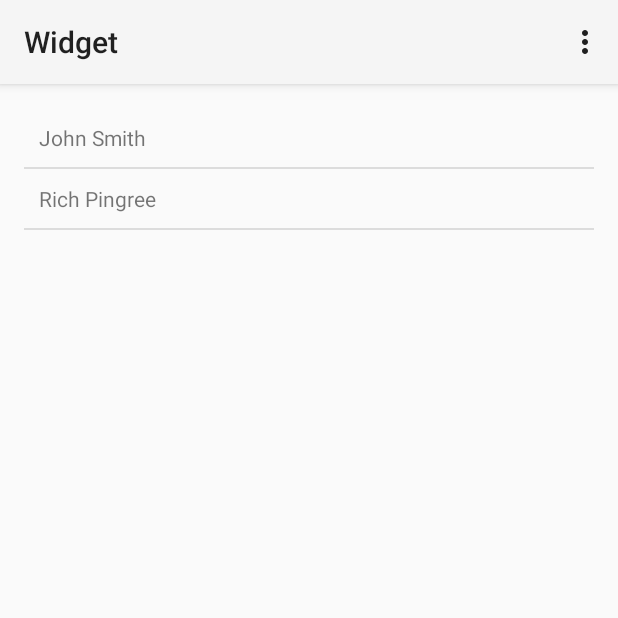
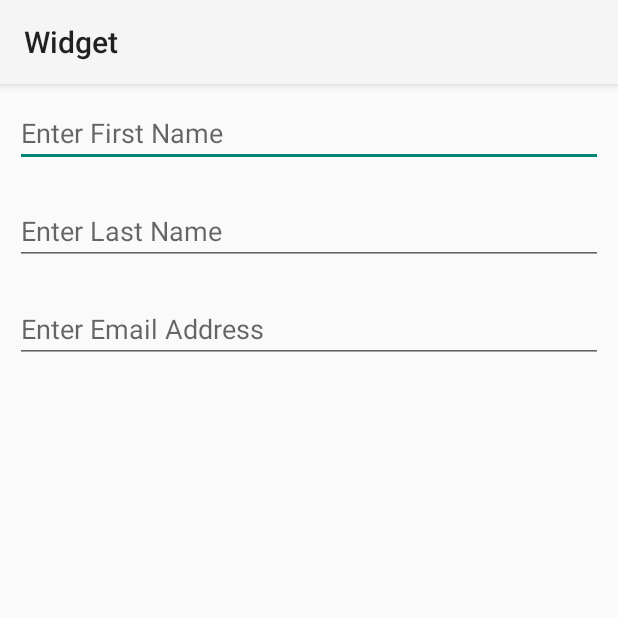
Before and after one commit to richpingree/MDF3, an Android app: the screen it shows after launch (MainActivity before the commit, FormActivity after it), in the options menu, after a tap on "Add", on a phone screen of 412 x 824 dp, the top half of it. Run offline under Robolectric (Android 15) with nearby library versions, the phone set to English and light mode, and no system bars.

Commit message:
created FormActivity and FormFragment
created FormActivity and FormFragment, coded update list method, also
created xml files for activity and fragment

```diff
--- a/Widget/app/src/main/AndroidManifest.xml
+++ b/Widget/app/src/main/AndroidManifest.xml
@@ -20,6 +20,10 @@
         <activity
             android:name=".DetailActivity">
         </activity>
+
+        <activity
+            android:name=".FormActivity">
+        </activity>
     </application>
 
 </manifest>
--- /dev/null
+++ b/Widget/app/src/main/java/com/richardpingree/widget/FormActivity.java
@@ -0,0 +1,37 @@
+package com.richardpingree.widget;
+
+import android.app.Activity;
+import android.content.Intent;
+import android.os.Bundle;
+
+import com.richardpingree.widget.Fragments.FormFragment;
+
+/**
+ * Created by richardpingree on 3/15/15.
+ */
+public class FormActivity extends Activity implements FormFragment.FormListener {
+
+    private final String TAG = "FormActivity";
+
+    Person newPerson;
+
+    @Override
+    protected void onCreate(Bundle savedInstanceState) {
+        super.onCreate(savedInstanceState);
+        setContentView(R.layout.activity_form);
+
+        if(savedInstanceState == null){
+            getFragmentManager().beginTransaction().add(R.id.container, new FormFragment()).commit();
+        }
+    }
+
+    @Override
+    public void addEntry(Person newPerson) {
+        Intent returnIntent = new Intent();
+        returnIntent.putExtra(MainActivity.ADDPERSONEXTRAFIRST, newPerson.mFirst);
+        returnIntent.putExtra(MainActivity.ADDPERSONEXTRALAST, newPerson.mLast);
+        returnIntent.putExtra(MainActivity.ADDPERSONEXTRAEMAIL, newPerson.mEmail);
+        setResult(RESULT_OK, returnIntent);
+        finish();
+    }
+}
--- /dev/null
+++ b/Widget/app/src/main/java/com/richardpingree/widget/Fragments/FormFragment.java
@@ -0,0 +1,64 @@
+package com.richardpingree.widget.Fragments;
+
+import android.app.Activity;
+import android.app.Fragment;
+import android.os.Bundle;
+import android.support.annotation.Nullable;
+import android.view.LayoutInflater;
+import android.view.View;
+import android.view.ViewGroup;
+import android.widget.EditText;
+
+import com.richardpingree.widget.Person;
+import com.richardpingree.widget.R;
+
+/**
+ * Created by richardpingree on 3/15/15.
+ */
+public class FormFragment extends Fragment {
+
+    private final String TAG = "FormFragment";
+
+    public EditText first, last, email;
+
+    public Person newPerson;
+
+    private FormListener mListener;
+
+    public interface FormListener{
+        public void addEntry(Person newPerson);
+    }
+
+    public FormFragment(){
+
+    }
+
+    @Override
+    public void onAttach(Activity activity) {
+        super.onAttach(activity);
+        if(activity instanceof FormListener){
+            mListener = (FormListener)activity;
+        }else{
+            throw new IllegalArgumentException("Containing activity must implement FormListener interface");
+        }
+    }
+
+    @Nullable
+    @Override
+    public View onCreateView(LayoutInflater inflater, ViewGroup container, Bundle savedInstanceState) {
+        View rootView = inflater.inflate(R.layout.fragment_form, container, false);
+        return rootView;
+    }
+
+    @Override
+    public void onActivityCreated(Bundle savedInstanceState) {
+        super.onActivityCreated(savedInstanceState);
+        setHasOptionsMenu(true);
+
+        first = (EditText)getView().findViewById(R.id.firstText);
+        last = (EditText)getView().findViewById(R.id.lastText);
+        email = (EditText)getView().findViewById(R.id.emailText);
+    }
+
+
+}
--- a/Widget/app/src/main/java/com/richardpingree/widget/MainActivity.java
+++ b/Widget/app/src/main/java/com/richardpingree/widget/MainActivity.java
@@ -14,6 +14,11 @@ import java.util.ArrayList;
 public class MainActivity extends Activity implements MainFragment.PersonListener{
 
     private final String TAG = "MainActivity";
+
+    private static final int ADDREQUEST =1;
+    public static String ADDPERSONEXTRAFIRST = "First Name";
+    public static String ADDPERSONEXTRALAST = "Last Name";
+    public static String ADDPERSONEXTRAEMAIL = "Email Address";
 
     private ArrayList<Person> mPeopleDataList;
 
@@ -32,6 +37,25 @@ public class MainActivity extends Activity implements MainFragment.PersonListene
     }
 
     @Override
+    protected void onActivityResult(int requestCode, int resultCode, Intent data) {
+        if(resultCode == Activity.RESULT_OK && requestCode == ADDREQUEST){
+            Person newPerson = new Person();
+
+            newPerson.mFirst = data.getStringExtra(ADDPERSONEXTRAFIRST);
+            newPerson.mLast = data.getStringExtra(ADDPERSONEXTRALAST);
+            newPerson.mEmail = data.getStringExtra(ADDPERSONEXTRAEMAIL);
+
+            mPeopleDataList.add(newPerson);
+            MainFragment mf = (MainFragment)getFragmentManager().findFragmentById(R.id.container);
+            try{
+                mf.updateList();
+            }catch (Exception e){
+                e.printStackTrace();
+            }
+        }
+    }
+
+    @Override
     public ArrayList<Person> getPeople(){
         return mPeopleDataList;
     }
@@ -41,6 +65,11 @@ public class MainActivity extends Activity implements MainFragment.PersonListene
         Intent detailIntent = new Intent(this, DetailActivity.class);
         detailIntent.putExtra(DetailActivity.PERSONEXTRA, mPeopleDataList.get(position));
         startActivity(detailIntent);
+    }
+
+    public void addPerson(){
+        Intent addIntent = new Intent(this, FormActivity.class);
+        startActivityForResult(addIntent, ADDREQUEST);
     }
 
 
@@ -53,14 +82,12 @@ public class MainActivity extends Activity implements MainFragment.PersonListene
 
     @Override
     public boolean onOptionsItemSelected(MenuItem item) {
-        // Handle action bar item clicks here. The action bar will
-        // automatically handle clicks on the Home/Up button, so long
-        // as you specify a parent activity in AndroidManifest.xml.
-        int id = item.getItemId();
-
-        //noinspection SimplifiableIfStatement
-        if (id == R.id.action_add) {
-            return true;
+        switch(item.getItemId()){
+            case R.id.action_add:
+                addPerson();
+                break;
+            default:
+                break;
         }
 
         return super.onOptionsItemSelected(item);
--- /dev/null
+++ b/Widget/app/src/main/res/layout/activity_form.xml
@@ -0,0 +1,8 @@
+<?xml version="1.0" encoding="utf-8"?>
+<LinearLayout xmlns:android="http://schemas.android.com/apk/res/android"
+    android:layout_width="match_parent"
+    android:layout_height="match_parent"
+    android:orientation="vertical"
+    android:id="@+id/container">
+
+</LinearLayout>
--- /dev/null
+++ b/Widget/app/src/main/res/layout/fragment_form.xml
@@ -0,0 +1,35 @@
+<?xml version="1.0" encoding="utf-8"?>
+<LinearLayout xmlns:android="http://schemas.android.com/apk/res/android"
+    android:layout_width="match_parent"
+    android:layout_height="match_parent"
+    android:orientation="vertical">
+
+    <TableLayout
+        android:layout_width="match_parent"
+        android:layout_height="wrap_content">
+        <TableRow android:padding="10dp">
+            <EditText
+                android:layout_height="wrap_content"
+                android:layout_weight="100"
+                android:hint="Enter First Name"
+                android:id="@+id/firstText"/>
+        </TableRow>
+
+        <TableRow android:padding="10dp">
+            <EditText
+                android:layout_height="wrap_content"
+                android:layout_weight="100"
+                android:hint="Enter Last Name"
+                android:id="@+id/lastText"/>
+        </TableRow>
+
+        <TableRow android:padding="10dp">
+            <EditText
+                android:layout_height="wrap_content"
+                android:layout_weight="100"
+                android:hint="Enter Email Address"
+                android:id="@+id/emailText"/>
+        </TableRow>
+    </TableLayout>
+
+</LinearLayout>
```
Also changed, not shown: Widget/app/src/main/java/com/richardpingree/widget/Fragments/MainFragment.java (+8 -0 lines), Widget/app/src/main/res/menu/menu_form.xml (added, +19 -0 lines), Widget/app/src/main/res/menu/menu_save.xml (added, +11 -0 lines).
